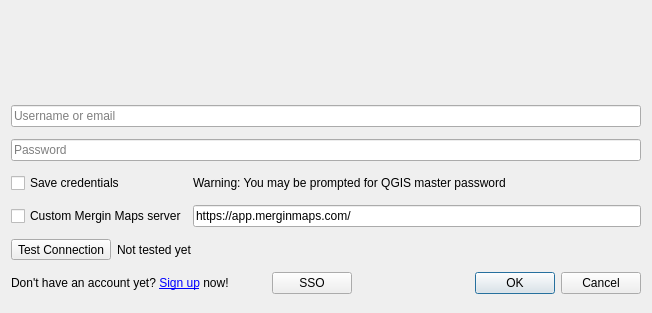
Above: Mergin/ui/ui_config.ui from MerginMaps/qgis-plugin before the change. Below: the same form after it.
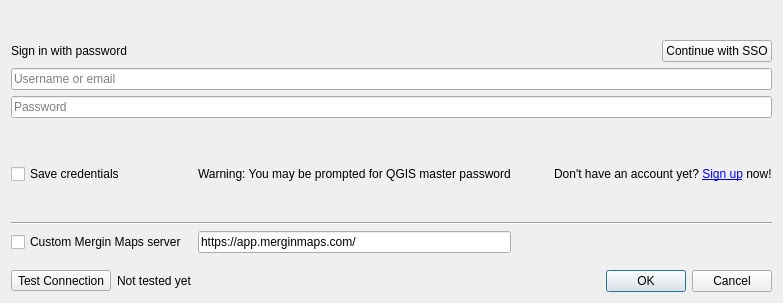
That is the form after the change. The open tabs and pages were chosen to show the change. Custom widgets are drawn as their Qt base class.

```diff
--- a/Mergin/ui/ui_config.ui
+++ b/Mergin/ui/ui_config.ui
@@ -6,43 +6,22 @@
    <rect>
     <x>0</x>
     <y>0</y>
-    <width>652</width>
-    <height>313</height>
+    <width>783</width>
+    <height>303</height>
    </rect>
   </property>
   <property name="windowTitle">
    <string>Mergin Maps Settings</string>
   </property>
   <layout class="QGridLayout" name="gridLayout">
-   <item row="3" column="2" colspan="4">
+   <item row="5" column="2" colspan="4">
     <widget class="QLabel" name="master_password_status">
      <property name="text">
       <string>Warning: You may be prompted for QGIS master password</string>
      </property>
     </widget>
    </item>
-   <item row="3" column="0" colspan="2">
-    <widget class="QCheckBox" name="save_credentials">
-     <property name="text">
-      <string>Save credentials</string>
-     </property>
-    </widget>
-   </item>
-   <item row="5" column="1" colspan="5">
-    <widget class="QLabel" name="test_status">
-     <property name="text">
-      <string>Not tested yet</string>
-     </property>
-    </widget>
-   </item>
-   <item row="5" column="0">
-    <widget class="QToolButton" name="test_connection_btn">
-     <property name="text">
-      <string>Test Connection</string>
-     </property>
-    </widget>
-   </item>
-   <item row="6" column="0" colspan="4">
+   <item row="5" column="6" alignment="Qt::AlignRight">
     <widget class="QLabel" name="label">
      <property name="text">
       <string>&lt;html&gt;&lt;head/&gt;&lt;body&gt;&lt;p&gt;&lt;span style=&quot; font-size:9pt;&quot;&gt;Don't have an account yet? &lt;/span&gt;&lt;a href=&quot;https://app.merginmaps.com/register&quot;&gt;&lt;span style=&quot; font-size:9pt; text-decoration: underline; color:#0000ff;&quot;&gt;Sign up&lt;/span&gt;&lt;/a&gt;&lt;span style=&quot; font-size:9pt;&quot;&gt; now!&lt;/span&gt;&lt;/p&gt;&lt;/body&gt;&lt;/html&gt;</string>
@@ -52,34 +31,7 @@
      </property>
     </widget>
    </item>
-   <item row="2" column="0" colspan="6">
-    <widget class="QgsPasswordLineEdit" name="password">
-     <property name="text">
-      <string/>
-     </property>
-     <property name="placeholderText">
-      <string>Password</string>
-     </property>
-    </widget>
-   </item>
-   <item row="4" column="2" colspan="4">
-    <widget class="QLineEdit" name="merginURL">
-     <property name="text">
-      <string>https://app.merginmaps.com/</string>
-     </property>
-     <property name="placeholderText">
-      <string>URL</string>
-     </property>
-    </widget>
-   </item>
-   <item row="4" column="0" colspan="2">
-    <widget class="QCheckBox" name="custom_url">
-     <property name="text">
-      <string>Custom Mergin Maps server</string>
-     </property>
-    </widget>
-   </item>
-   <item row="6" column="5">
+   <item row="11" column="6">
     <widget class="QDialogButtonBox" name="buttonBox">
      <property name="orientation">
       <enum>Qt::Horizontal</enum>
@@ -89,8 +41,177 @@
      </property>
     </widget>
    </item>
+   <item row="11" column="1">
+    <widget class="QLabel" name="test_status">
+     <property name="text">
+      <string>Not tested yet</string>
+     </property>
+    </widget>
+   </item>
+   <item row="11" column="0">
+    <widget class="QToolButton" name="test_connection_btn">
+     <property name="text">
+      <string>Test Connection</string>
+     </property>
+    </widget>
+   </item>
+   <item row="7" column="0" colspan="7">
+    <widget class="Line" name="line_2">
+     <property name="orientation">
+      <enum>Qt::Horizontal</enum>
+     </property>
+    </widget>
+   </item>
+   <item row="3" column="0" colspan="7">
+    <widget class="QStackedWidget" name="stacked_widget_login">
+     <property name="minimumSize">
+      <size>
+       <width>0</width>
+       <height>0</height>
+      </size>
+     </property>
+     <property name="lineWidth">
+      <number>1</number>
+     </property>
+     <property name="currentIndex">
+      <number>1</number>
+     </property>
+     <widget class="QWidget" name="page_login_username">
+      <layout class="QGridLayout" name="gridLayout_2">
+       <property name="leftMargin">
+        <number>0</number>
+       </property>
+       <property name="topMargin">
+        <number>9</number>
+       </property>
+       <property name="rightMargin">
+        <number>0</number>
+       </property>
+       <property name="bottomMargin">
+        <number>9</number>
+       </property>
+       <item row="2" column="0" colspan="3">
+        <widget class="QgsPasswordLineEdit" name="password">
+         <property name="text">
+          <string/>
+         </property>
+         <property name="placeholderText">
+          <string>Password</string>
+         </property>
+        </widget>
+       </item>
+       <item row="0" column="1">
+        <spacer name="horizontalSpacer">
+         <property name="orientation">
+          <enum>Qt::Horizontal</enum>
+         </property>
+         <property name="sizeHint" stdset="0">
+          <size>
+           <width>40</width>
+           <height>20</height>
+          </size>
+         </property>
+        </spacer>
+       </item>
+       <item row="0" column="0">
+        <widget class="QLabel" name="label_2">
+         <property name="text">
+          <string>Sign in with password</string>
+         </property>
+        </widget>
+       </item>
+       <item row="1" column="0" colspan="3">
+        <widget class="QLineEdit" name="username">
+         <property name="placeholderText">
+          <string>Username or email</string>
+         </property>
+        </widget>
+       </item>
+       <item row="0" column="2">
+        <widget class="QPushButton" name="button_sign_sso">
+         <property name="text">
+          <string>Continue with SSO</string>
+         </property>
+        </widget>
+       </item>
+       <item row="3" column="0">
+        <spacer name="verticalSpacer_4">
+         <property name="orientation">
+          <enum>Qt::Vertical</enum>
+         </property>
+         <property name="sizeHint" stdset="0">
+          <size>
+           <width>20</width>
+           <height>40</height>
+          </size>
+         </property>
+        </spacer>
+       </item>
+      </layout>
+     </widget>
+     <widget class="QWidget" name="page_login_sso">
+      <layout class="QGridLayout" name="gridLayout_3">
+       <property name="leftMargin">
+        <number>0</number>
+       </property>
+       <property name="rightMargin">
+        <number>0</number>
+       </property>
+       <item row="0" column="0">
+        <widget class="QLabel" name="label_3">
+         <property name="text">
+          <string>SSO Sign in</string>
+         </property>
+        </widget>
+       </item>
+       <item row="0" column="1">
+        <spacer name="horizontalSpacer_2">
+         <property name="orientation">
+          <enum>Qt::Horizontal</enum>
+         </property>
+         <property name="sizeHint" stdset="0">
+          <size>
+           <width>40</width>
+           <height>20</height>
+          </size>
+         </property>
+        </spacer>
+       </item>
+       <item row="1" column="0" colspan="3">
+        <widget class="QLineEdit" name="sso_email"/>
+       </item>
+       <item row="0" column="2">
+        <widget class="QPushButton" name="button_sign_password">
+         <property name="text">
+          <string>Sign in with password</string>
+         </property>
+        </widget>
+       </item>
+       <item row="2" column="0">
+        <spacer name="verticalSpacer_3">
+         <property name="orientation">
+          <enum>Qt::Vertical</enum>
+         </property>
+         <property name="sizeHint" stdset="0">
+          <size>
+           <width>20</width>
+           <height>10</height>
+          </size>
+         </property>
+        </spacer>
+       </item>
+      </layout>
+     </widget>
+    </widget>
+   </item>
    <item row="0" column="2">
     <widget class="QLabel" name="label_logo">
+     <property name="minimumSize">
+      <size>
+       <width>256</width>
+       <height>0</height>
+      </size>
+     </property>
      <property name="maximumSize">
       <size>
        <width>256</width>
@@ -108,20 +229,56 @@
      </property>
     </widget>
    </item>
-   <item row="1" column="0" colspan="6">
-    <widget class="QLineEdit" name="username">
+   <item row="5" column="0" colspan="2">
+    <widget class="QCheckBox" name="save_credentials">
+     <property name="text">
+      <string>Save credentials</string>
+     </property>
+    </widget>
+   </item>
+   <item row="6" column="2">
+    <spacer name="verticalSpacer">
+     <property name="orientation">
+      <enum>Qt::Vertical</enum>
+     </property>
+     <property name="sizeHint" stdset="0">
+      <size>
+       <width>20</width>
+       <height>40</height>
+      </size>
+     </property>
+    </spacer>
+   </item>
+   <item row="8" column="2" colspan="4">
+    <widget class="QLineEdit" name="merginURL">
+     <property name="text">
+      <string>https://app.merginmaps.com/</string>
+     </property>
      <property name="placeholderText">
-      <string>Username or email</string>
+      <string>URL</string>
      </property>
     </widget>
    </item>
-   <item row="6" column="4">
-    <widget class="QPushButton" name="sso_btn">
+   <item row="8" column="0" colspan="2">
+    <widget class="QCheckBox" name="custom_url">
      <property name="text">
-      <string>SSO</string>
+      <string>Custom Mergin Maps server</string>
      </property>
     </widget>
    </item>
+   <item row="9" column="0">
+    <spacer name="verticalSpacer_2">
+     <property name="orientation">
+      <enum>Qt::Vertical</enum>
+     </property>
+     <property name="sizeHint" stdset="0">
+      <size>
+       <width>20</width>
+       <height>20</height>
+      </size>
+     </property>
+    </spacer>
+   </item>
   </layout>
  </widget>
  <customwidgets>
```
Left out of the diff: 3 changed lines with no effect on the pictures.
